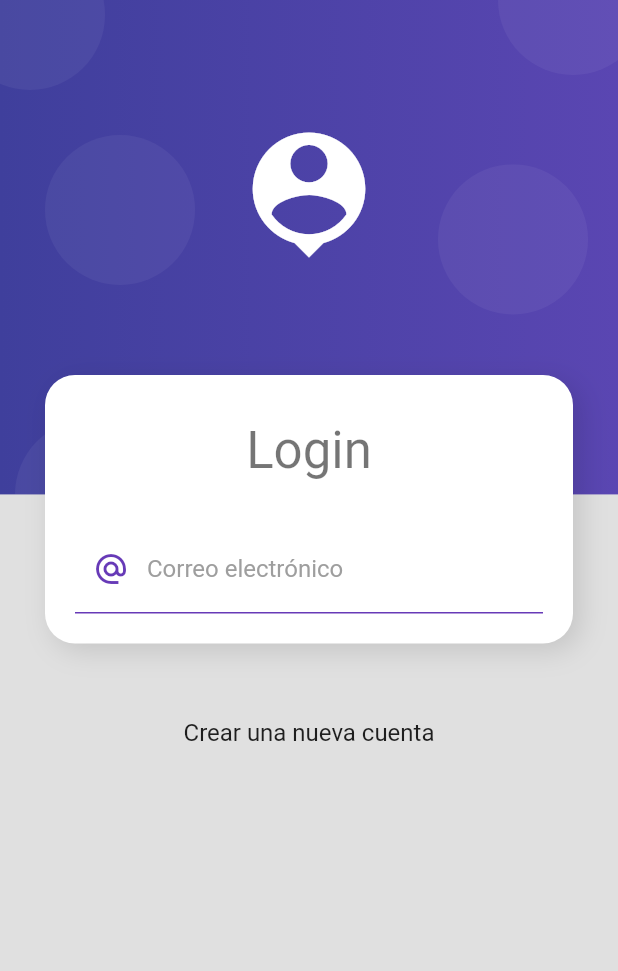
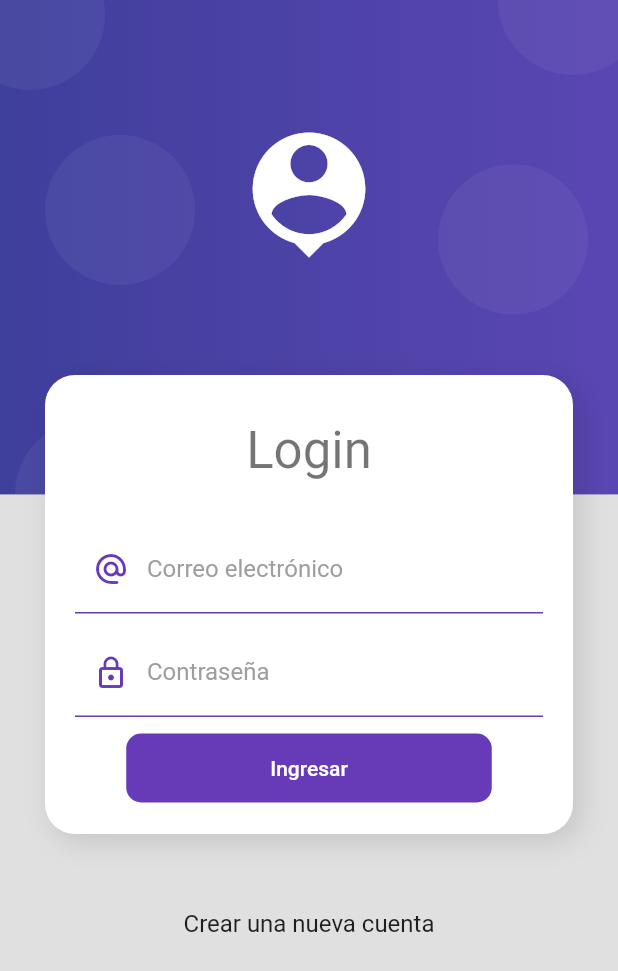
Before and after one commit to brayannhc07/flutter-curso, a Flutter app: the screen it shows after launch, on a phone screen of 412 x 824 dp. Shown: the top 971 px of the screen. Run offline on Flutter 3.47's test engine with Material 2 defaults, Android fonts, the light colour scheme and no system bars; our stand-ins replace flutter_swiper, google_maps_flutter, shared_preferences, sqflite; accounts and stored records are empty.

Commit message:
Sección 12: fin de seccion

```diff
--- /dev/null
+++ b/productos_app/lib/providers/login_form_provider.dart
@@ -0,0 +1,19 @@
+import 'package:flutter/material.dart';
+
+class LoginFormProvider extends ChangeNotifier {
+  GlobalKey<FormState> formKey = new GlobalKey<FormState>();
+
+  bool _isLoading = false;
+  bool get isLoading => _isLoading;
+  set isLoading(bool value) {
+    _isLoading = value;
+    notifyListeners();
+  }
+
+  String email = '';
+  String password = '';
+
+  bool isValidForm() {
+    return formKey.currentState?.validate() ?? false;
+  }
+}
--- a/productos_app/lib/screens/login_screen.dart
+++ b/productos_app/lib/screens/login_screen.dart
@@ -1,5 +1,8 @@
 import 'package:flutter/material.dart';
+import 'package:productos_app/providers/login_form_provider.dart';
+import 'package:productos_app/ui/input_decorations.dart';
 import 'package:productos_app/widgets/widgets.dart';
+import 'package:provider/provider.dart';
 
 class LoginScreen extends StatelessWidget {
   @override
@@ -20,7 +23,10 @@
                 ),
                 Text("Login", style: Theme.of(context).textTheme.headline4),
                 SizedBox(height: 30),
-                _LoginForm()
+                ChangeNotifierProvider(
+                  create: (_) => LoginFormProvider(),
+                  child: _LoginForm(),
+                ),
               ],
             ),
           ),
@@ -28,6 +34,9 @@
           Text(
             "Crear una nueva cuenta",
             style: Theme.of(context).textTheme.subtitle1,
+          ),
+          SizedBox(
+            height: 50,
           )
         ],
       ),
@@ -38,28 +47,79 @@
 class _LoginForm extends StatelessWidget {
   @override
   Widget build(BuildContext context) {
+    final loginForm = Provider.of<LoginFormProvider>(context);
     return Container(
       child: Form(
+          key: loginForm.formKey,
+          autovalidateMode: AutovalidateMode.onUserInteraction,
           child: Column(
             children: [
               TextFormField(
                 autocorrect: false,
                 keyboardType: TextInputType.emailAddress,
-            decoration: InputDecoration(
-              enabledBorder: UnderlineInputBorder(
-                borderSide: BorderSide(color: Colors.deepPurple),
+                decoration: InputDecorations.authInputDecoration(
+                    hintText: 'john.doe@gmail.com',
+                    labelText: "Correo electrónico",
+                    prefixIcon: Icons.alternate_email_rounded),
+                onChanged: (value) => loginForm.email = value,
+                validator: (value) {
+                  String pattern =
+                      r'^(([^<>()[\]\\.,;:\s@\"]+(\.[^<>()[\]\\.,;:\s@\"]+)*)|(\".+\"))@((\[[0-9]{1,3}\.[0-9]{1,3}\.[0-9]{1,3}\.[0-9]{1,3}\])|(([a-zA-Z\-0-9]+\.)+[a-zA-Z]{2,}))$';
+
+                  RegExp regExp = new RegExp(pattern);
+                  return regExp.hasMatch(value ?? '')
+                      ? null
+                      : 'El valor ingresado no luce como un correo. ';
+                },
               ),
-              focusedBorder: UnderlineInputBorder(
-                  borderSide: BorderSide(color: Colors.deepPurple, width: 2)),
-              hintText: "ejemplo@correo.com",
-              labelText: "Correo electrónico",
-              labelStyle: TextStyle(color: Colors.grey),
-              prefixIcon: Icon(
-                Icons.alternate_email_sharp,
+              SizedBox(
+                height: 10,
+              ),
+              TextFormField(
+                autocorrect: false,
+                obscureText: true,
+                decoration: InputDecorations.authInputDecoration(
+                    hintText: '********',
+                    labelText: "Contraseña",
+                    prefixIcon: Icons.lock_outline),
+                onChanged: (value) => loginForm.password = value,
+                validator: (value) {
+                  return value != null && value.length >= 6
+                      ? null
+                      : 'La contraseña debe ser de 6 caracteres.';
+                },
+              ),
+              SizedBox(
+                height: 10,
+              ),
+              MaterialButton(
+                  shape: RoundedRectangleBorder(
+                      borderRadius: BorderRadius.circular(10)),
+                  disabledColor: Colors.grey,
+                  elevation: 0,
                   color: Colors.deepPurple,
+                  child: Container(
+                    padding: EdgeInsets.symmetric(horizontal: 80, vertical: 15),
+                    child: Text(
+                      loginForm.isLoading ? "Espere..." : "Ingresar",
+                      style: TextStyle(color: Colors.white),
                     ),
                   ),
-          )
+                  onPressed: loginForm.isLoading
+                      ? null
+                      : () async {
+                          FocusScope.of(context).unfocus();
+
+                          if (loginForm.isValidForm()) {
+                            loginForm.isLoading = true;
+
+                            await Future.delayed(Duration(seconds: 2));
+
+                            loginForm.isLoading = false;
+
+                            Navigator.pushReplacementNamed(context, 'home');
+                          }
+                        })
             ],
           )),
     );
--- /dev/null
+++ b/productos_app/lib/ui/input_decorations.dart
@@ -0,0 +1,22 @@
+import 'package:flutter/material.dart';
+
+class InputDecorations {
+  static InputDecoration authInputDecoration(
+      {required String hintText,
+      required String labelText,
+      IconData? prefixIcon}) {
+    return InputDecoration(
+      enabledBorder: UnderlineInputBorder(
+        borderSide: BorderSide(color: Colors.deepPurple),
+      ),
+      focusedBorder: UnderlineInputBorder(
+          borderSide: BorderSide(color: Colors.deepPurple, width: 2)),
+      hintText: hintText,
+      labelText: labelText,
+      labelStyle: TextStyle(color: Colors.grey),
+      prefixIcon: prefixIcon != null
+          ? Icon(prefixIcon, color: Colors.deepPurple)
+          : null,
+    );
+  }
+}
--- a/productos_app/lib/widgets/auth_backgroud.dart
+++ b/productos_app/lib/widgets/auth_backgroud.dart
@@ -3,7 +3,7 @@
 class AuthBackground extends StatelessWidget {
   final Widget child;
 
-  const AuthBackground({Key key, @required this.child}) : super(key: key);
+  const AuthBackground({Key? key, required this.child}) : super(key: key);
 
   @override
   Widget build(BuildContext context) {
--- a/productos_app/lib/widgets/card_container.dart
+++ b/productos_app/lib/widgets/card_container.dart
@@ -3,7 +3,7 @@
 class CardContainer extends StatelessWidget {
   final Widget child;
 
-  const CardContainer({Key key, @required this.child}) : super(key: key);
+  const CardContainer({Key? key, required this.child}) : super(key: key);
 
   @override
   Widget build(BuildContext context) {
```
Also changed, not shown: productos_app/pubspec.yaml (+3 -4 lines), productos_app/pubspec.lock. Lines whose indentation alone changed are shown as unchanged.
